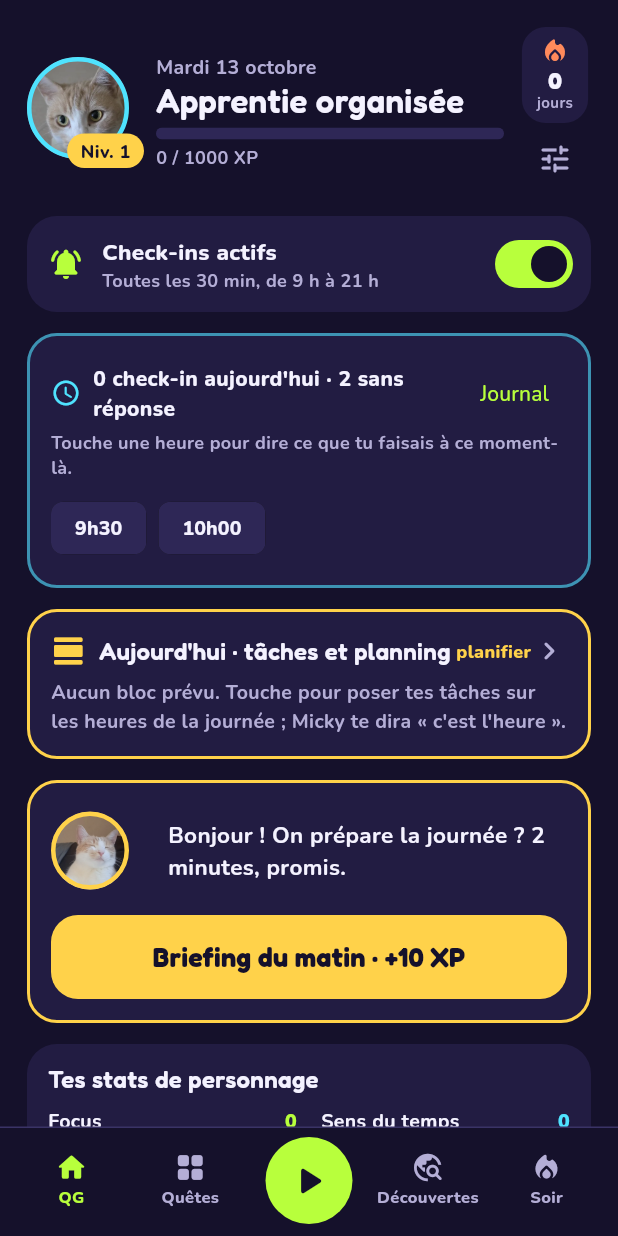
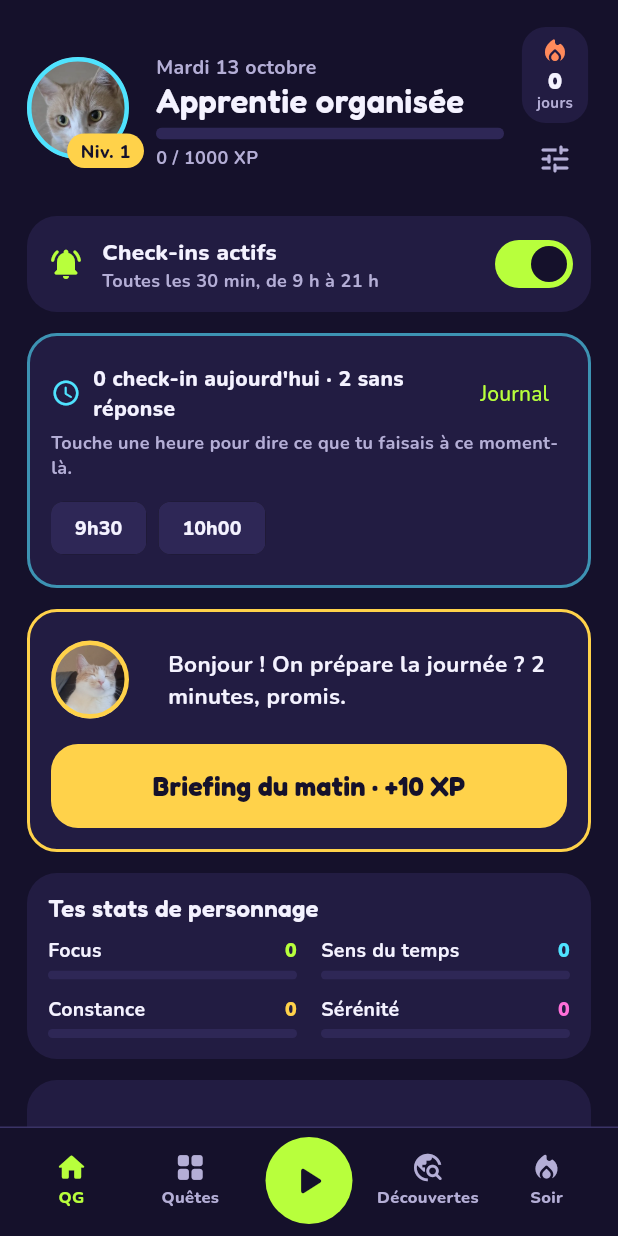
Before and after one commit to CLperso/micky-quest, a Flutter app: the screen it shows after launch, on a phone screen of 412 x 824 dp. Run offline on Flutter 3.47's test engine with Material 3 defaults, Android fonts, the phone set to English and light mode, and no system bars; our stand-ins replace flutter_local_notifications, google_fonts, image_picker, shared_preferences, timezone; missing offline and left inert: android_intent_plus, device_calendar; statements that could not run were skipped.

Commit message:
QG allégé : plus de cartes quêtes et planning (tout est dans Quêtes › Aujourd'hui) ; boss hérité remis à ses minutes
Co-Authored-By: Claude Fable 5.1 <noreply@anthropic.com>
Claude-Session: https://claude.ai/code/session_01RpdBqp6TGx7ViFRVJJw6aQ

```diff
--- a/lib/screens/home.dart
+++ b/lib/screens/home.dart
@@ -12,10 +12,8 @@ import 'checkin.dart';
 import 'checkins_log.dart';
 import 'habits.dart';
 import 'settings.dart';
-import 'timetable.dart';
 import 'block.dart';
 import 'house.dart';
-import 'today.dart';
 
 class HomeScreen extends StatelessWidget {
   final void Function(int) onGoTo;
@@ -104,8 +102,6 @@ class HomeScreen extends StatelessWidget {
         const PauseSwitch(),
         const SizedBox(height: 14),
         const MissedCheckins(),
-        const TimetableCard(),
-        const SizedBox(height: 14),
 
         if (!plan.briefingDone) ...[
           Panel(
@@ -161,19 +157,7 @@ class HomeScreen extends StatelessWidget {
         const HouseCard(),
         const SizedBox(height: 14),
         const BudgetCard(),
-        const SizedBox(height: 18),
-
-        Row(
-          children: [
-            Expanded(child: Text('Quêtes du jour', style: K.display(20))),
-            TextButton(onPressed: () => openScreen(context, const BriefingScreen()), child: const Text('Modifier')),
-          ],
-        ),
-        const SizedBox(height: 6),
-        _questCard(context, 'pro', 'PRO', plan.pro, K.lime),
-        const SizedBox(height: 10),
-        _questCard(context, 'perso', 'PERSO', plan.perso, K.pink),
-        const SizedBox(height: 10),
+        const SizedBox(height: 14),
 
         if (doNow.isNotEmpty)
           Panel(
@@ -237,77 +221,6 @@ class HomeScreen extends StatelessWidget {
         ],
       );
 
-  Widget _questCard(BuildContext context, String cat, String tag, String goal, Color c) {
-    final store = AppScope.of(context);
-    final steps = store.questSteps(cat);
-    final done = steps.where((s) => s.done).length;
-    Task? next;
-    for (final s in steps) {
-      if (!s.done) {
-        next = s;
-        break;
-      }
-    }
-    final complete = steps.isNotEmpty && done == steps.length;
-    final byTask = store.minutesByTask(store.todayKey);
-    final minutes = steps.fold(0.0, (a, s) => a + (byTask[s.id] ?? 0)).round();
-    return Panel(
-      border: complete ? c : (cat == 'pro' && goal.isNotEmpty ? c.withValues(alpha: 0.6) : null),
-      child: Column(
-        crossAxisAlignment: CrossAxisAlignment.start,
-        children: [
-          Row(children: [
-            Pill(tag, color: K.bg, fill: c),
-            const SizedBox(width: 8),
-            Expanded(
-              child: Text(complete ? 'Quête accomplie !' : '${steps.length} étapes', style: K.body(12, color: K.muted)),
-            ),
-            if (minutes > 0) Pill('$minutes min aujourd\'hui', color: c),
-          ]),
-          const SizedBox(height: 6),
-          Text(goal.isEmpty ? 'Pas encore définie' : goal,
-              style: K.body(17, w: FontWeight.w800, color: goal.isEmpty ? K.dim : K.ink)),
-          if (steps.isNotEmpty) ...[
-            const SizedBox(height: 8),
-            Row(
-              children: [
-                for (var i = 0; i < steps.length; i++) ...[
-                  Expanded(
-                    child: Container(
-                      height: 8,
-                      decoration: BoxDecoration(
-                        color: steps[i].done ? c : K.raised,
-                        borderRadius: BorderRadius.circular(4),
-                      ),
-                    ),
-                  ),
-                  if (i < steps.length - 1) const SizedBox(width: 4),
-                ],
-              ],
-            ),
-          ],
-          if (next != null) ...[
-            const SizedBox(height: 8),
-            Row(
-              children: [
-                Expanded(
-                  child: Text(
-                    'Étape suivante : ${next.title}${next.estimateMin > 0 ? ' · ${next.estimateMin} min' : ''}',
-                    style: K.body(13, color: K.muted),
-                  ),
-                ),
-                IconButton(
-                  tooltip: 'Lancer cette étape',
-                  onPressed: () => startFocus(context),
-                  icon: Icon(Icons.play_circle_fill_rounded, color: c, size: 32),
-                ),
-              ],
-            ),
-          ],
-        ],
-      ),
-    );
-  }
 
   Widget _taskRow(BuildContext context, Task t) {
     final store = AppScope.read(context);
@@ -436,55 +349,6 @@ class PauseSwitch extends StatelessWidget {
             },
           ),
         ],
-      ),
-    );
-  }
-}
-
-/// Ma journée : les prochains blocs prévus et l'accès au planning.
-class TimetableCard extends StatelessWidget {
-  const TimetableCard({super.key});
-
-  @override
-  Widget build(BuildContext context) {
-    final store = AppScope.of(context);
-    final now = DateTime.now().millisecondsSinceEpoch;
-    final planned = store.plannedOn(store.todayKey).where((t) => !t.done).toList();
-    final next = planned.where((t) => t.plannedAt + t.blockMin * 60000 > now).take(3).toList();
-    return Panel(
-      border: K.gold,
-      child: InkWell(
-        onTap: () => openScreen(context, const TodayScreen(standalone: true)),
-        child: Column(
-          crossAxisAlignment: CrossAxisAlignment.start,
-          children: [
-            Row(children: [
-              const Icon(Icons.view_day_rounded, color: K.gold),
-              const SizedBox(width: 8),
-              Expanded(child: Text('Aujourd\'hui · tâches et planning', style: K.display(16))),
-              Text(planned.isEmpty ? 'planifier' : '${planned.length} bloc${planned.length > 1 ? 's' : ''}', style: K.body(12, color: K.gold, w: FontWeight.w800)),
-              const Icon(Icons.chevron_right_rounded, color: K.muted),
-            ]),
-            const SizedBox(height: 6),
-            if (next.isEmpty)
-              Text(
-                planned.isEmpty
-                    ? 'Aucun bloc prévu. Touche pour poser tes tâches sur les heures de la journée ; Micky te dira « c\'est l\'heure ».'
-                    : 'Tous les blocs du jour sont passés.',
-                style: K.body(13, color: K.muted),
-              )
-            else
-              for (final t in next)
-                Padding(
-                  padding: const EdgeInsets.only(bottom: 4),
-                  child: Row(children: [
-                    SizedBox(width: 52, child: Text(hm(DateTime.fromMillisecondsSinceEpoch(t.plannedAt)), style: K.body(14, color: t.plannedAt <= now ? K.coral : K.gold, w: FontWeight.w900))),
-                    Expanded(child: Text(t.title, style: K.body(14), maxLines: 1, overflow: TextOverflow.ellipsis)),
-                    Text('${t.blockMin} min', style: K.body(12, color: K.muted)),
-                  ]),
-                ),
-          ],
-        ),
       ),
     );
   }
--- a/lib/store.dart
+++ b/lib/store.dart
@@ -315,6 +315,10 @@ class AppStore extends ChangeNotifier {
   /// Les tâches d'un jour passé non rangées reviennent à trier aujourd'hui.
   void _rollOver() {
     final today = todayKey;
+    // boss d'avant la règle « 1 PV = 1 minute » : on repart des minutes estimées s'il n'a pas encore été attaqué
+    for (final t in tasks) {
+      if (t.isBoss && !t.done && t.bossHp == 100 && !sessions.any((s) => s.taskId == t.id)) t.bossHp = bossTotal(t);
+    }
     for (final t in tasks) {
       if (!t.done && !t.removed && t.day.compareTo(today) < 0) {
         t.day = today;
```
